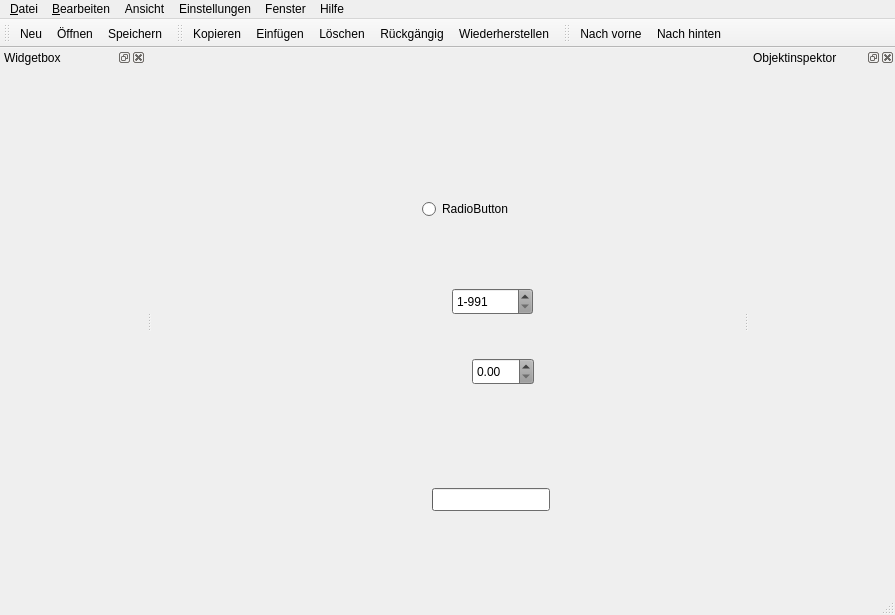
Before: the Qt Designer form tools/cybol_generator/cyboldesigner/cybolmainwindow.ui in GitMirroring/cybop, drawn with Qt 5.
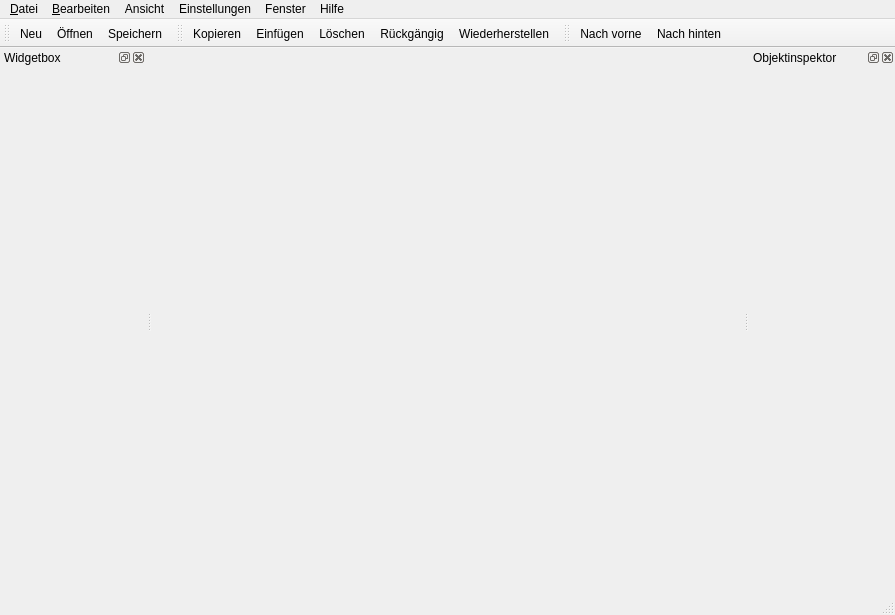
After: the same form once the commit is applied. Icons and pictures are not drawn.

What changed in the file:
```diff
--- a/tools/cybol_generator/cyboldesigner/cybolmainwindow.ui
+++ b/tools/cybol_generator/cyboldesigner/cybolmainwindow.ui
@@ -433,94 +433,6 @@
      </disabled>
     </palette>
    </property>
-   <widget class="QRadioButton" name="radioButton">
-    <property name="geometry">
-     <rect>
-      <x>270</x>
-      <y>150</y>
-      <width>117</width>
-      <height>22</height>
-     </rect>
-    </property>
-    <property name="text">
-     <string>RadioButton</string>
-    </property>
-   </widget>
-   <widget class="QSpinBox" name="spinBox">
-    <property name="geometry">
-     <rect>
-      <x>300</x>
-      <y>240</y>
-      <width>81</width>
-      <height>27</height>
-     </rect>
-    </property>
-    <property name="wrapping">
-     <bool>false</bool>
-    </property>
-    <property name="suffix">
-     <string>1</string>
-    </property>
-    <property name="prefix">
-     <string>1</string>
-    </property>
-    <property name="minimum">
-     <number>-99</number>
-    </property>
-    <property name="value">
-     <number>-99</number>
-    </property>
-   </widget>
-   <widget class="QDoubleSpinBox" name="doubleSpinBox">
-    <property name="geometry">
-     <rect>
-      <x>320</x>
-      <y>310</y>
-      <width>62</width>
-      <height>27</height>
-     </rect>
-    </property>
-    <property name="wrapping">
-     <bool>false</bool>
-    </property>
-    <property name="specialValueText">
-     <string/>
-    </property>
-    <property name="correctionMode">
-     <enum>QAbstractSpinBox::CorrectToNearestValue</enum>
-    </property>
-    <property name="decimals">
-     <number>2</number>
-    </property>
-   </widget>
-   <widget class="QProgressBar" name="progressBar">
-    <property name="geometry">
-     <rect>
-      <x>280</x>
-      <y>440</y>
-      <width>118</width>
-      <height>23</height>
-     </rect>
-    </property>
-    <property name="minimum">
-     <number>0</number>
-    </property>
-    <property name="value">
-     <number>199</number>
-    </property>
-    <property name="textVisible">
-     <bool>true</bool>
-    </property>
-    <property name="invertedAppearance">
-     <bool>false</bool>
-    </property>
-    <property name="textDirection">
-     <enum>QProgressBar::TopToBottom</enum>
-    </property>
-    <property name="format">
-     <string>%p%</string>
-    </property>
-   </widget>
   </widget>
   <widget class="QMenuBar" name="menuBar">
    <property name="geometry">
```
Left out of the diff: 3 changed lines with no effect on the pictures.
